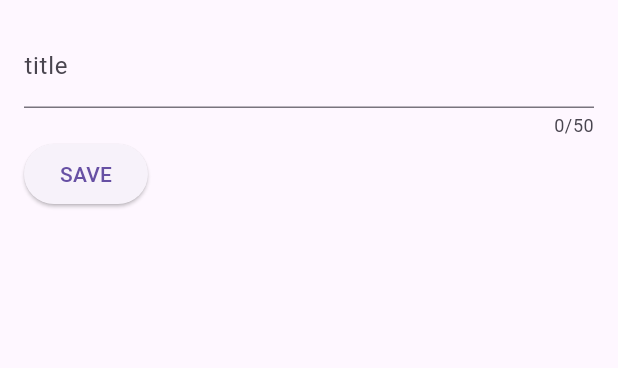
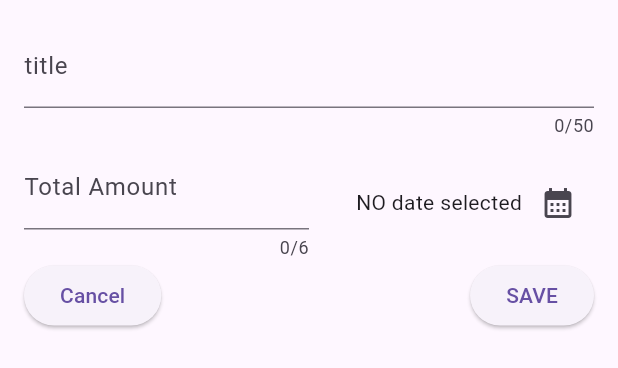
Before and after one commit to azutsavv/expense_tracking, a Flutter app: the NewExpense widget shown alone on an empty page, opened directly, on a phone screen of 412 x 824 dp. Shown: the top 368 px of the screen. Run offline on Flutter 3.47's test engine with Material 2 defaults, Android fonts, the phone set to English and light mode, and no system bars.

Commit message:
modal page almost done , date picker working perfectly

```diff
--- a/lib/widgets/new_expense.dart
+++ b/lib/widgets/new_expense.dart
@@ -1,4 +1,7 @@
 import 'package:flutter/material.dart';
+import 'package:intl/intl.dart';
+
+final formatter = DateFormat.yMd();
 
 class NewExpense extends StatefulWidget {
   const NewExpense({super.key});
@@ -7,34 +10,88 @@ class NewExpense extends StatefulWidget {
   State<NewExpense> createState() => _NewExpenseState();
 }
 
-var _enteredTitle = '';
+class _NewExpenseState extends State<NewExpense> {
+  final _titlecontroller = TextEditingController();
+  final _expenseController = TextEditingController();
+  DateTime? _selectedDate;
 
-void _savetitleinnput(String inputValue) {
-  _enteredTitle = inputValue;
-}
+  void _presentDay() async {
+    final now = DateTime.now();
+    final firstDay = DateTime(now.year - 1, now.month, now.day);
 
-class _NewExpenseState extends State<NewExpense> {
+
+    final _pickedDate = await showDatePicker(
+        context: context, initialDate: now, firstDate: firstDay, lastDate: now);
+
+    setState(() {
+      _selectedDate = _pickedDate;
+    });
+  }
+
+  @override
+  void dispose() {
+    _titlecontroller.dispose();
+    _expenseController.dispose();
+    super.dispose();
+  }
+
   @override
   Widget build(BuildContext context) {
     return Padding(
-      padding:const  EdgeInsets.all(16),
+      padding: const EdgeInsets.all(16),
       child: Column(
         children: [
-          const TextField(
+          TextField(
+            controller: _titlecontroller,
             maxLength: 50,
             keyboardType: TextInputType.name,
-            decoration: InputDecoration(
+            decoration: const InputDecoration(
               label: Text("title"),
             ),
-            onChanged: _savetitleinnput,
+          ),
+          const SizedBox(
+            height: 5,
           ),
           Row(
             children: [
+              Expanded(
+                child: TextField(
+                  controller: _expenseController,
+                  maxLength: 6,
+                  keyboardType: TextInputType.number,
+                  decoration: const InputDecoration(
+                    prefixText: "\$ ",
+                    label: Text("Total Amount"),
+                  ),
+                ),
+              ),
+              Expanded(
+                child: Row(
+                  mainAxisAlignment: MainAxisAlignment.end,
+                  crossAxisAlignment: CrossAxisAlignment.center,
+                  children: [
+                    Text(_selectedDate == null ? "NO date selected" : formatter.format(_selectedDate!)),
+                    IconButton(
+                        onPressed: _presentDay,
+                        icon: const Icon(Icons.calendar_month))
+                  ],
+                ),
+              )
+            ],
+          ),
+          Row(
+            mainAxisAlignment: MainAxisAlignment.spaceBetween,
+            children: [
               ElevatedButton(
                   onPressed: () {
-                    print(_enteredTitle);
+                    Navigator.pop(context);
                   },
-                  child:const Text("SAVE")),
+                  child: const Text("Cancel")),
+              ElevatedButton(
+                  onPressed: () {
+                    print(_titlecontroller.text);
+                  },
+                  child: const Text("SAVE")),
             ],
           )
         ],
```
